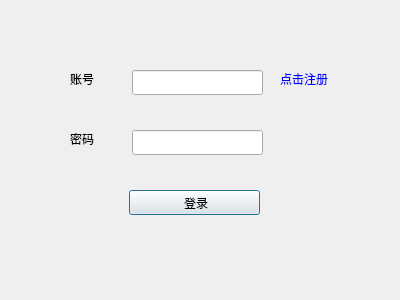
First picture: the form in loginwindow.ui, repository weizy2018/Client, before the edit.
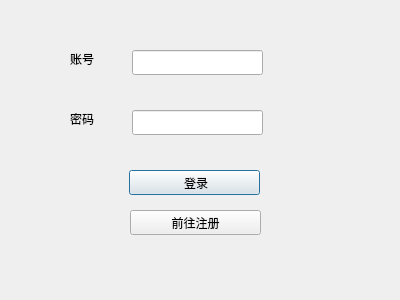
Second picture: the form after the edit.

The edit to the form file:
```diff
--- a/loginwindow.ui
+++ b/loginwindow.ui
@@ -81,7 +81,7 @@
    <property name="geometry">
     <rect>
      <x>129</x>
-     <y>190</y>
+     <y>170</y>
      <width>131</width>
      <height>25</height>
     </rect>
@@ -100,7 +100,7 @@
    <property name="geometry">
     <rect>
      <x>70</x>
-     <y>70</y>
+     <y>50</y>
      <width>41</width>
      <height>17</height>
     </rect>
@@ -113,7 +113,7 @@
    <property name="geometry">
     <rect>
      <x>70</x>
-     <y>130</y>
+     <y>110</y>
      <width>41</width>
      <height>17</height>
     </rect>
@@ -126,7 +126,7 @@
    <property name="geometry">
     <rect>
      <x>132</x>
-     <y>70</y>
+     <y>50</y>
      <width>131</width>
      <height>25</height>
     </rect>
@@ -142,7 +142,7 @@
    <property name="geometry">
     <rect>
      <x>132</x>
-     <y>130</y>
+     <y>110</y>
      <width>131</width>
      <height>25</height>
     </rect>
@@ -158,7 +158,7 @@
    <property name="geometry">
     <rect>
      <x>130</x>
-     <y>250</y>
+     <y>260</y>
      <width>131</width>
      <height>17</height>
     </rect>
@@ -212,62 +212,20 @@
     <set>Qt::AlignCenter</set>
    </property>
   </widget>
-  <widget class="QLabel" name="registerLabel">
+  <widget class="QPushButton" name="pushButton">
    <property name="geometry">
     <rect>
-     <x>280</x>
-     <y>70</y>
-     <width>51</width>
-     <height>17</height>
+     <x>130</x>
+     <y>210</y>
+     <width>131</width>
+     <height>25</height>
     </rect>
    </property>
-   <property name="palette">
-    <palette>
-     <active>
-      <colorrole role="WindowText">
-       <brush brushstyle="SolidPattern">
-        <color alpha="255">
-         <red>0</red>
-         <green>0</green>
-         <blue>255</blue>
-        </color>
-       </brush>
-      </colorrole>
-     </active>
-     <inactive>
-      <colorrole role="WindowText">
-       <brush brushstyle="SolidPattern">
-        <color alpha="255">
-         <red>0</red>
-         <green>0</green>
-         <blue>255</blue>
-        </color>
-       </brush>
-      </colorrole>
-     </inactive>
-     <disabled>
-      <colorrole role="WindowText">
-       <brush brushstyle="SolidPattern">
-        <color alpha="255">
-         <red>190</red>
-         <green>190</green>
-         <blue>190</blue>
-        </color>
-       </brush>
-      </colorrole>
-     </disabled>
-    </palette>
-   </property>
-   <property name="font">
-    <font>
-     <pointsize>9</pointsize>
-    </font>
-   </property>
-   <property name="cursor">
-    <cursorShape>OpenHandCursor</cursorShape>
-   </property>
    <property name="text">
-    <string>点击注册</string>
+    <string>前往注册</string>
+   </property>
+   <property name="autoDefault">
+    <bool>true</bool>
    </property>
   </widget>
  </widget>
```
